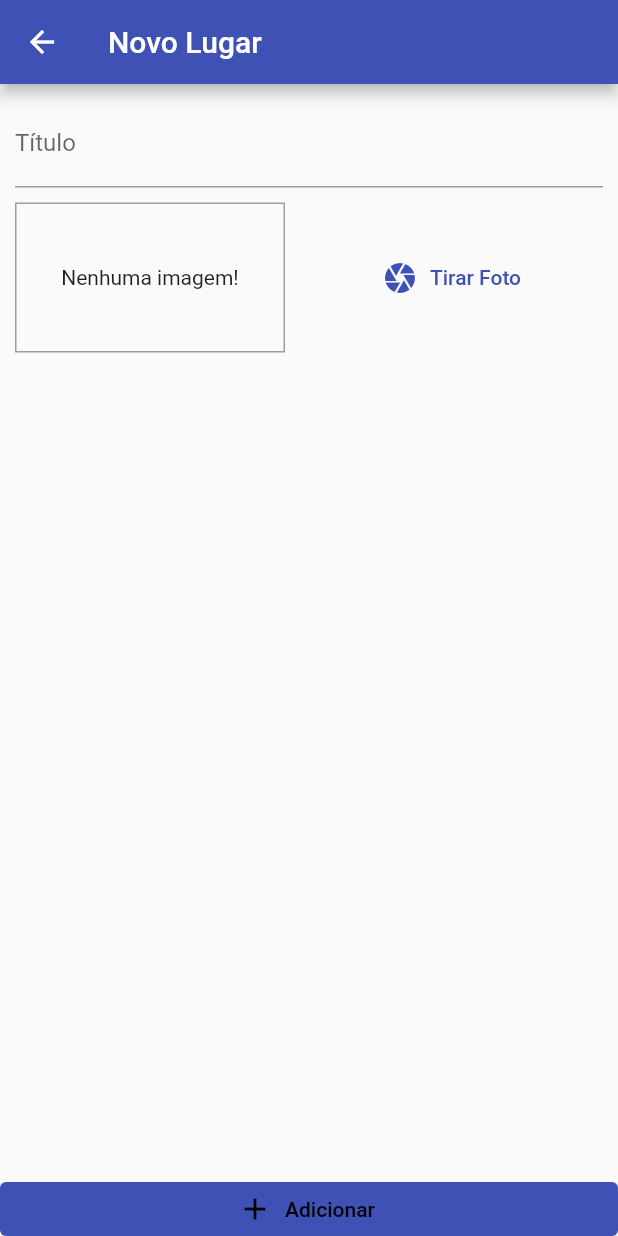
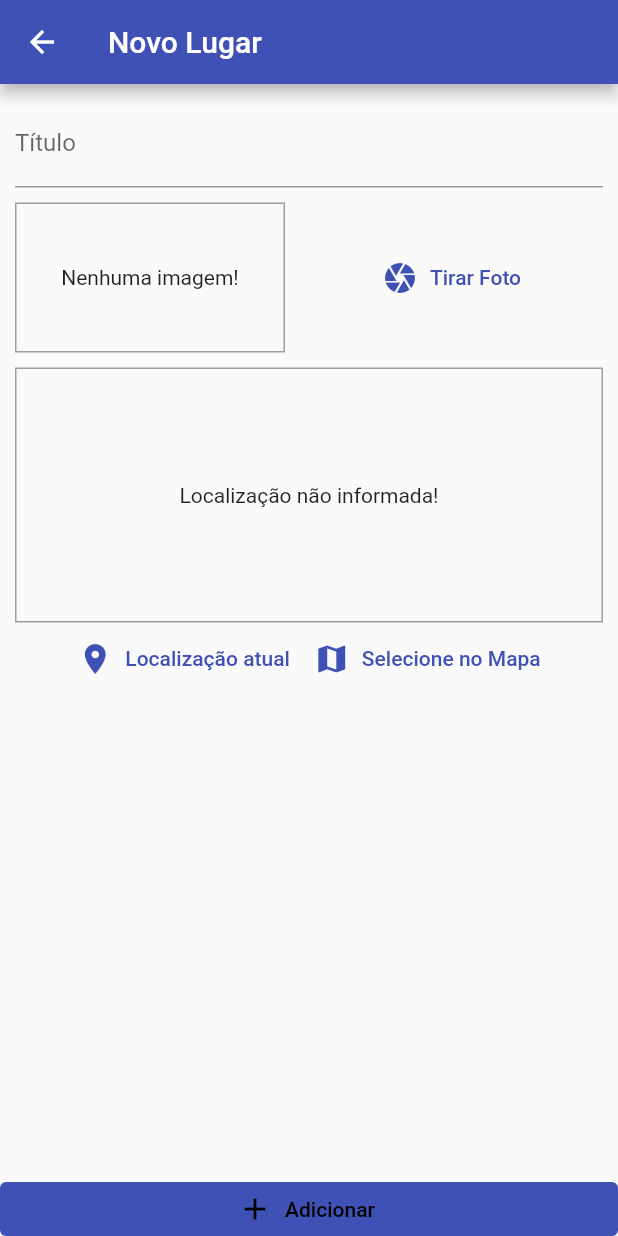
Before and after one commit to portelaoliveira/great-places, a Flutter app: the PlaceFormScreen screen opened by its route, on a phone screen of 412 x 824 dp. Run offline on Flutter 3.47's test engine with Material 2 defaults, Android fonts, the phone set to English and light mode, and no system bars; our stand-ins replace image_picker, sqflite; accounts and stored records are empty.

Commit message:
Componente LocationInput.

```diff
--- a/lib/screens/place_form_screen.dart
+++ b/lib/screens/place_form_screen.dart
@@ -3,6 +3,7 @@ import 'dart:io';
 import 'package:flutter/material.dart';
 import 'package:great_places/providers/great_places.dart';
 import 'package:great_places/widgets/image_input.dart';
+import 'package:great_places/widgets/location_input.dart';
 import 'package:provider/provider.dart';
 
 class PlaceFormScreen extends StatefulWidget {
@@ -56,6 +57,8 @@ class _PlaceFormScreenState extends State<PlaceFormScreen> {
                     ),
                     const SizedBox(height: 10),
                     ImageInput(this._selectImage),
+                    const SizedBox(height: 10),
+                    LocationInput(),
                   ],
                 ),
               ),
--- /dev/null
+++ b/lib/widgets/location_input.dart
@@ -0,0 +1,53 @@
+import 'package:flutter/material.dart';
+
+class LocationInput extends StatefulWidget {
+  const LocationInput({Key? key}) : super(key: key);
+
+  @override
+  State<LocationInput> createState() => _LocationInputState();
+}
+
+class _LocationInputState extends State<LocationInput> {
+  String? _previewImageUrl;
+
+  @override
+  Widget build(BuildContext context) {
+    return Column(
+      children: [
+        Container(
+          height: 170,
+          width: double.infinity,
+          alignment: Alignment.center,
+          decoration: BoxDecoration(
+            border: Border.all(
+              width: 1,
+              color: Colors.grey,
+            ),
+          ),
+          child: _previewImageUrl == null
+              ? const Text('Localização não informada!')
+              : Image.network(
+                  _previewImageUrl!,
+                  fit: BoxFit.cover,
+                  width: double.infinity,
+                ),
+        ),
+        Row(
+          mainAxisAlignment: MainAxisAlignment.center,
+          children: [
+            TextButton.icon(
+              icon: const Icon(Icons.location_on),
+              label: const Text('Localização atual'),
+              onPressed: () {},
+            ),
+            TextButton.icon(
+              icon: const Icon(Icons.map),
+              label: const Text('Selecione no Mapa'),
+              onPressed: () {},
+            ),
+          ],
+        )
+      ],
+    );
+  }
+}
--- a/pubspec.yaml
+++ b/pubspec.yaml
@@ -40,6 +40,7 @@ dependencies:
   path_provider: ^2.0.13
   path: 1.8.2
   sqflite: ^2.2.5
+  location: ^4.4.0
 
 dev_dependencies:
   flutter_test:
```
Also changed, not shown: pubspec.lock, 1 other file.
